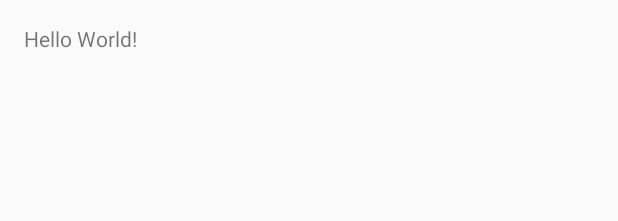
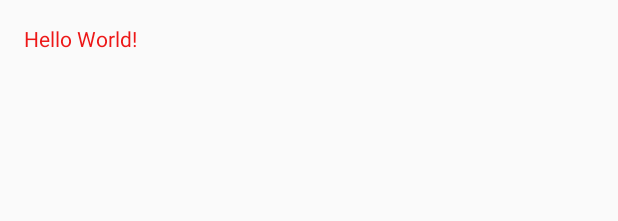
Before and after one commit to yushanlin2/testproject, an Android app: the layout content_main.xml on its own in the app's theme, with its tools: preview values and no code run, on a phone screen of 412 x 824 dp. Shown: the top 221 px of the screen. Run offline under Robolectric (Android 15) with nearby library versions, the phone set to English and light mode, and no system bars.

Commit message:
Changed text color

```diff
--- a/app/src/main/res/layout/content_main.xml
+++ b/app/src/main/res/layout/content_main.xml
@@ -15,5 +15,6 @@
     <TextView
         android:layout_width="wrap_content"
         android:layout_height="wrap_content"
-        android:text="Hello World!" />
+        android:text="Hello World!"
+        android:textColor="#ed1717" />
 </RelativeLayout>
```
